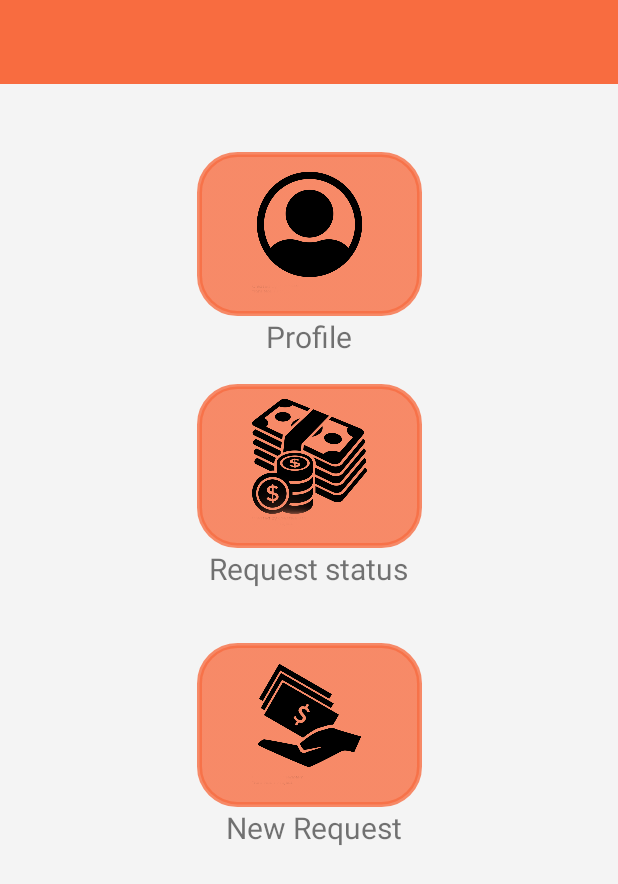
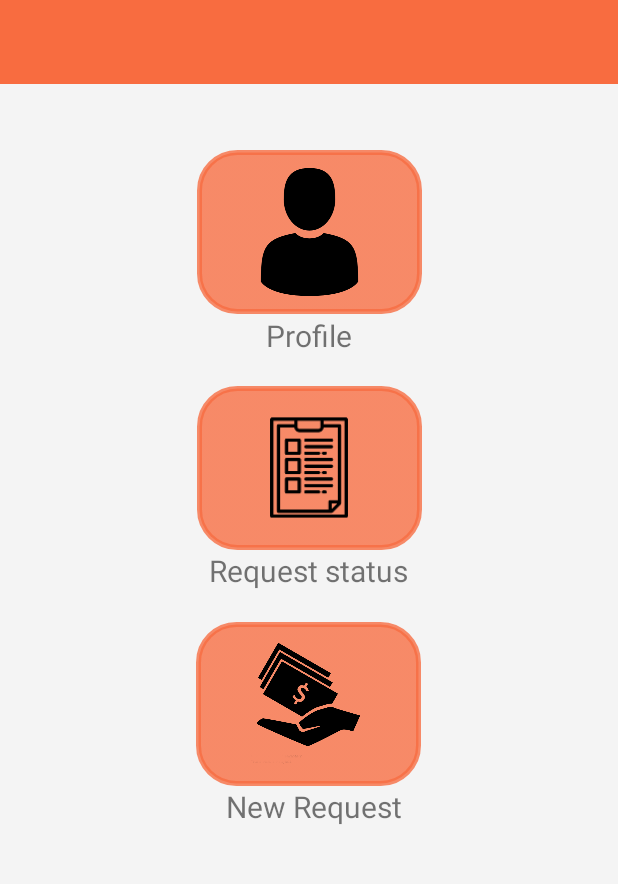
Before and after one commit to FarhadMohamad/loan-and-repay-android, an Android app: the layout activity_main.xml on its own in the app's theme, with its tools: preview values and no code run, on a phone screen of 412 x 824 dp. Shown: the top 884 px of the screen. Run offline under Robolectric (Android 15) with nearby library versions, the phone set to English and light mode, and no system bars.

Commit message:
burger menu fixed

```diff
--- a/app/src/main/AndroidManifest.xml
+++ b/app/src/main/AndroidManifest.xml
@@ -14,7 +14,7 @@
         android:supportsRtl="true"
         android:theme="@style/AppTheme"
         android:usesCleartextTraffic="true">
-        <activity android:name=".LoginActivity">
+        <activity android:name=".client.MainActivity">
             <intent-filter>
                 <action android:name="android.intent.action.MAIN" />
 
@@ -47,7 +47,7 @@
             android:name=".client.ProfileActivity"
             android:parentActivityName=".client.MainActivity" />
         <activity
-            android:name=".client.MainActivity"
+            android:name=".LoginActivity"
             android:parentActivityName=".client.MainActivity" />
 
     </application>
--- a/app/src/main/res/layout/activity_main.xml
+++ b/app/src/main/res/layout/activity_main.xml
@@ -7,41 +7,42 @@
     android:layout_height="match_parent"
     tools:context=".client.MainActivity">
 
+
+
         <androidx.constraintlayout.widget.ConstraintLayout
             android:layout_width="match_parent"
             android:layout_height="match_parent"
             android:background="@color/colorAccent">
 
             <include
-            android:id="@+id/include2"
                 layout="@layout/navigation_action"
                 android:layout_width="match_parent"
                 android:layout_height="wrap_content" />
-
 
             <ImageView
                 android:id="@+id/imageProfile"
                 android:layout_width="150dp"
                 android:layout_height="109dp"
-            android:layout_marginTop="45dp"
+                android:layout_marginTop="100dp"
                 android:background="@drawable/buttonlayout"
                 android:onClick="onClickProfile"
-            android:padding="10dp"
+                android:padding="12dp"
                 app:layout_constraintEnd_toEndOf="parent"
                 app:layout_constraintStart_toStartOf="parent"
-            app:layout_constraintTop_toBottomOf="@+id/include2"
-            app:srcCompat="@drawable/profile1" />
+                app:layout_constraintTop_toTopOf="parent"
+                app:srcCompat="@mipmap/male" />
 
             <TextView
                 android:id="@+id/textProfile"
                 android:layout_width="wrap_content"
                 android:layout_height="wrap_content"
+                android:layout_marginTop="110dp"
                 android:text="Profile"
                 android:textSize="20sp"
                 app:layout_constraintBottom_toTopOf="@+id/imageRequestStatus"
                 app:layout_constraintEnd_toEndOf="parent"
                 app:layout_constraintStart_toStartOf="parent"
-            app:layout_constraintTop_toBottomOf="@+id/imageProfile"
+                app:layout_constraintTop_toTopOf="@+id/imageProfile"
                 app:layout_constraintVertical_bias="0.0"
                 tools:ignore="MissingConstraints" />
 
@@ -49,24 +50,24 @@
                 android:id="@+id/imageRequestStatus"
                 android:layout_width="150dp"
                 android:layout_height="109dp"
-            android:layout_marginTop="45dp"
+                android:layout_marginTop="48dp"
                 android:background="@drawable/buttonlayout"
                 android:onClick="onClickInstallmentStatus"
-            android:padding="10dp"
                 app:layout_constraintEnd_toEndOf="parent"
                 app:layout_constraintStart_toStartOf="parent"
                 app:layout_constraintTop_toBottomOf="@+id/imageProfile"
-            app:srcCompat="@drawable/myloanss" />
+                app:srcCompat="@mipmap/list_foreground" />
+            <!--        app:srcCompat="@drawable/myloanss" />-->
 
             <TextView
                 android:id="@+id/textRequestStatus"
                 android:layout_width="150dp"
                 android:layout_height="wrap_content"
+                android:layout_marginEnd="1dp"
                 android:text="Request status"
                 android:textAlignment="center"
                 android:textSize="20dp"
                 app:layout_constraintEnd_toEndOf="parent"
-            app:layout_constraintHorizontal_bias="0.498"
                 app:layout_constraintStart_toStartOf="parent"
                 app:layout_constraintTop_toBottomOf="@+id/imageRequestStatus" />
 
@@ -75,33 +76,38 @@
                 android:id="@+id/imageNewRequest"
                 android:layout_width="150dp"
                 android:layout_height="109dp"
-            android:layout_marginTop="45dp"
-            android:layout_marginBottom="168dp"
+                android:layout_marginTop="48dp"
+                android:layout_marginBottom="120dp"
                 android:background="@drawable/buttonlayout"
                 android:onClick="onClickRequestLoan"
                 android:padding="10dp"
                 app:layout_constraintBottom_toBottomOf="parent"
                 app:layout_constraintEnd_toEndOf="parent"
+                app:layout_constraintHorizontal_bias="0.498"
                 app:layout_constraintStart_toStartOf="parent"
                 app:layout_constraintTop_toBottomOf="@+id/imageRequestStatus"
-            app:layout_constraintVertical_bias="0.134"
+                app:layout_constraintVertical_bias="0.0"
                 app:srcCompat="@drawable/repayyyy" />
 
             <TextView
                 android:id="@+id/textNewRequest"
                 android:layout_width="wrap_content"
                 android:layout_height="wrap_content"
-            android:layout_marginEnd="144dp"
                 android:text="New Request"
                 android:textAlignment="center"
                 android:textSize="20dp"
                 app:layout_constraintBottom_toBottomOf="parent"
                 app:layout_constraintEnd_toEndOf="parent"
+                app:layout_constraintHorizontal_bias="0.512"
+                app:layout_constraintStart_toStartOf="parent"
                 app:layout_constraintTop_toBottomOf="@+id/imageNewRequest"
                 app:layout_constraintVertical_bias="0.0" />
 
 
         </androidx.constraintlayout.widget.ConstraintLayout>
+
+
+
 
     <com.google.android.material.navigation.NavigationView
         android:id="@+id/navigation_view"
```
Also changed, not shown: app/src/main/res/layout/activity_company_main.xml (+15 -2 lines). Lines whose indentation alone changed are shown as unchanged.
